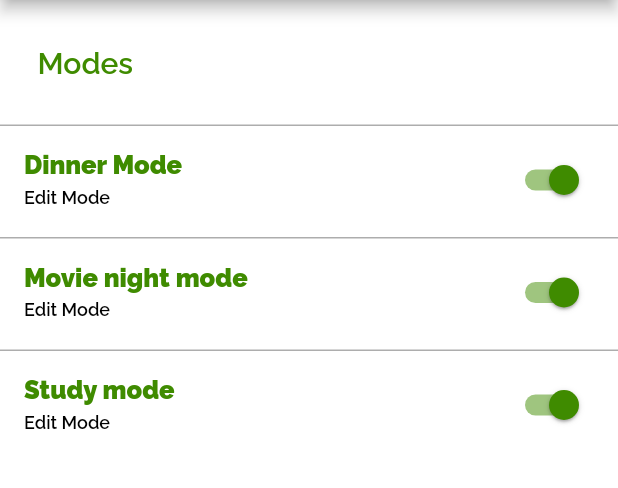
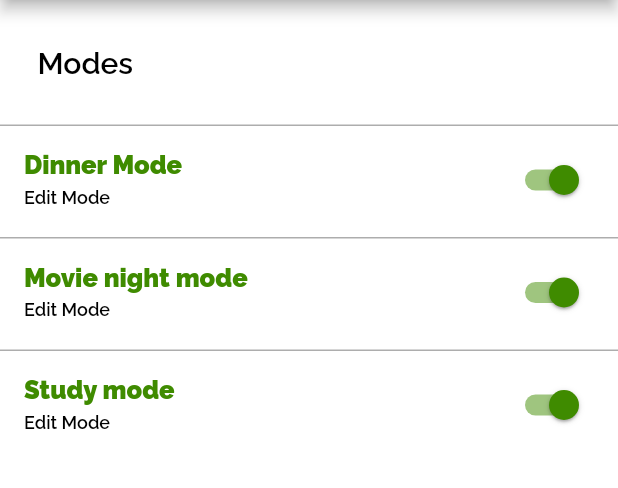
Before and after one commit to MohammadAlAgha/luminexa, a Flutter app: the SystemPage screen opened by its route, item 3 of the bottom bar chosen, on a phone screen of 412 x 824 dp, the part 90-578 px from its top. Run offline on Flutter 3.47's test engine with Material 2 defaults, Android fonts, the phone set to English and light mode, and no system bars; drawn by our look-alikes of google_nav_bar; our stand-ins replace dio, fl_chart, flutter_svg.

Commit message:
Frontend: Refactored the styling of the modes page

```diff
--- a/luminexa_mobile/lib/screens/modePage.dart
+++ b/luminexa_mobile/lib/screens/modePage.dart
@@ -2,6 +2,7 @@ import 'package:flutter/material.dart';
 import 'package:luminexa_mobile/routes/routes.dart';
 import 'package:luminexa_mobile/widgets/buttonWidget/iconButtonWidget.dart';
 import 'package:luminexa_mobile/widgets/listsWidget/toggleListTileWidget.dart';
+import 'package:luminexa_mobile/widgets/titleWidget/titleWidget.dart';
 
 class ModePage extends StatefulWidget {
   const ModePage({super.key});
@@ -20,18 +21,7 @@ class _ModePageState extends State<ModePage> {
         children: [
           Column(
             children: [
-              Padding(
-                padding:
-                    const EdgeInsets.symmetric(vertical: 30, horizontal: 25),
-                child: Row(
-                  children: [
-                    Text(
-                      "Modes",
-                      style: TextStyle(fontFamily: "RalewayBold", fontSize: 20),
-                    )
-                  ],
-                ),
-              ),
+              titleWidget(title: "Modes"),
               ListView.builder(
                   shrinkWrap: true,
                   itemCount: 3,
```
